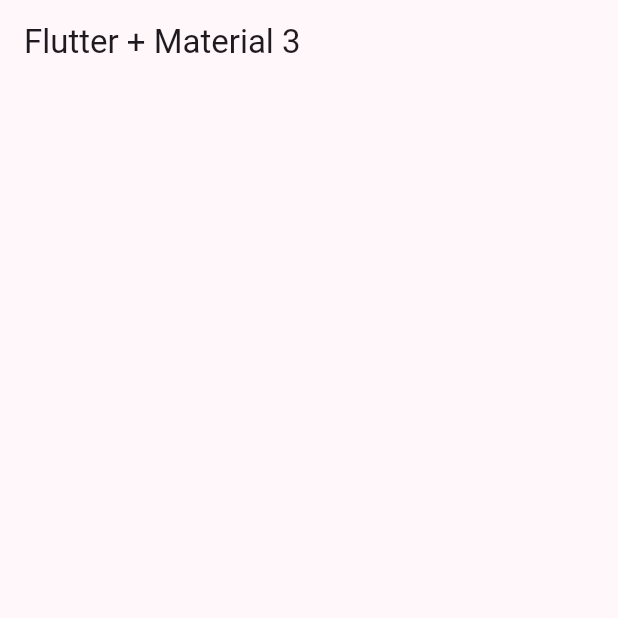
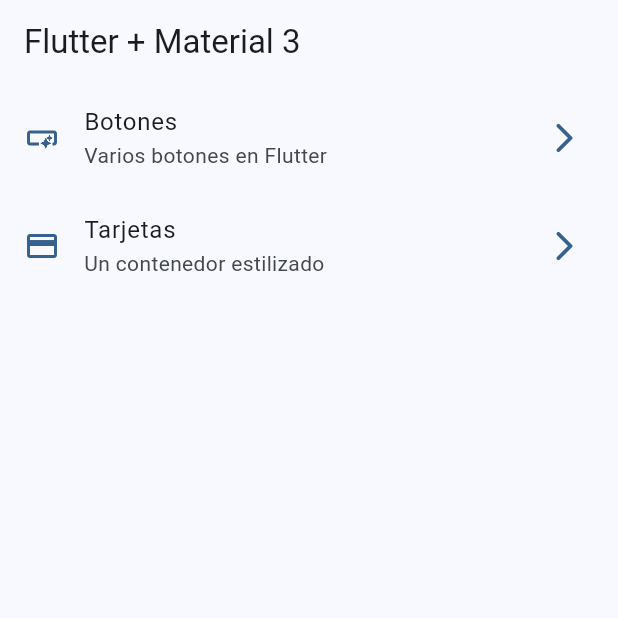
Before and after one commit to anfeespi/WidgetsApp, a Flutter app: the screen it shows after launch, on a phone screen of 412 x 824 dp, the top half of it. Run offline on Flutter 3.47's test engine with Material 3 defaults, Android fonts, the phone set to English and light mode, and no system bars.

Commit message:
Home screen implementado

```diff
--- a/lib/config/menu/menu_items.dart
+++ b/lib/config/menu/menu_items.dart
@@ -15,7 +15,7 @@ class MenuItem {
   });
 }
 
-const appMenuItemas = <MenuItem>[
+const appMenuItems = <MenuItem>[
   MenuItem(
       title: "Botones",
       subtitle: "Varios botones en Flutter",
--- a/lib/main.dart
+++ b/lib/main.dart
@@ -14,7 +14,7 @@ class MainApp extends StatelessWidget {
   Widget build(BuildContext context) {
     return MaterialApp(
       debugShowCheckedModeBanner: false,
-      theme: AppTheme(selectedColor: 4).getTheme(),
+      theme: AppTheme(selectedColor: 0).getTheme(),
       home: const HomeScreen()
     );
   }
--- a/lib/presentation/screens/home/home_screen.dart
+++ b/lib/presentation/screens/home/home_screen.dart
@@ -1,4 +1,5 @@
 import 'package:flutter/material.dart';
+import 'package:widgets_app/config/menu/menu_items.dart';
 
 class HomeScreen extends StatelessWidget {
   const HomeScreen({super.key});
@@ -9,6 +10,47 @@ class HomeScreen extends StatelessWidget {
       appBar: AppBar(
         title: const Text("Flutter + Material 3"),
       ),
+      body: const _HomeView(),
     );
   }
 }
+
+class _HomeView extends StatelessWidget {
+  const _HomeView();
+
+  @override
+  Widget build(BuildContext context) {
+    return ListView.builder(
+      itemCount: appMenuItems.length,
+      itemBuilder: (context, index) {
+        final menuItem = appMenuItems[index];
+
+        return _CustomListTile(menuItem: menuItem);
+      },
+    );
+  }
+}
+
+class _CustomListTile extends StatelessWidget {
+  final MenuItem menuItem;
+
+  const _CustomListTile({
+    required this.menuItem
+  });
+
+  @override
+  Widget build(BuildContext context) {
+
+    final colors = Theme.of(context).colorScheme;
+
+    return ListTile(
+      leading: Icon(menuItem.icon, color: colors.primary,),
+      trailing: Icon(Icons.arrow_forward_ios_rounded, color: colors.primary),
+      title: Text(menuItem.title),
+      subtitle: Text(menuItem.subtitle),
+      onTap: (){
+        //TODO: Ir a otras pantallas
+      },
+    );
+  }
+}
```
